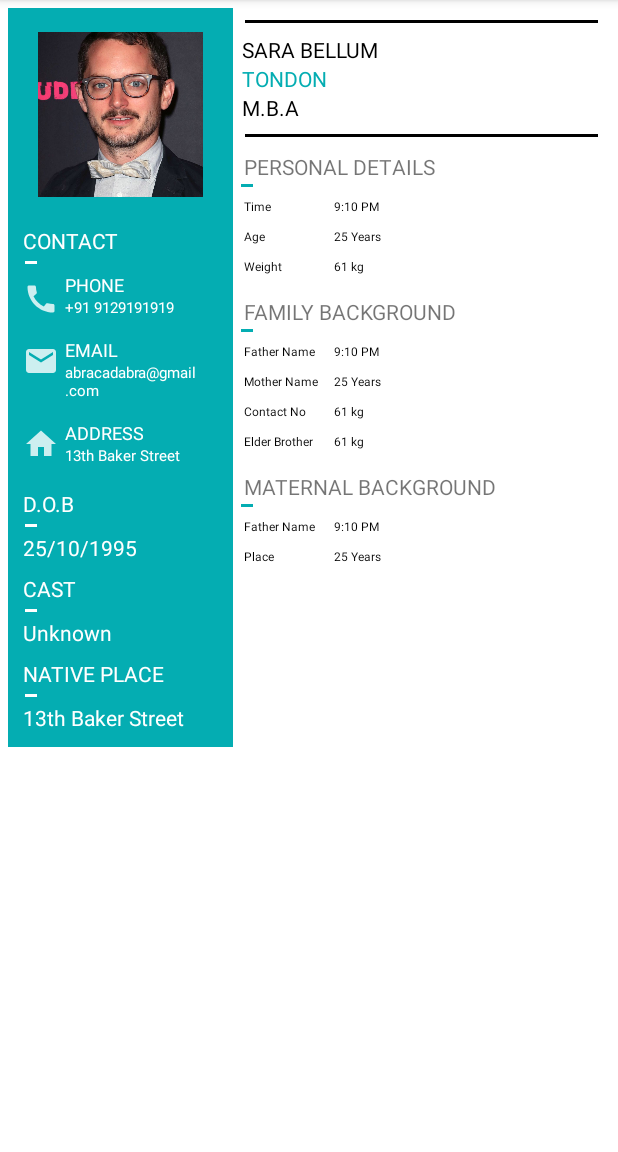
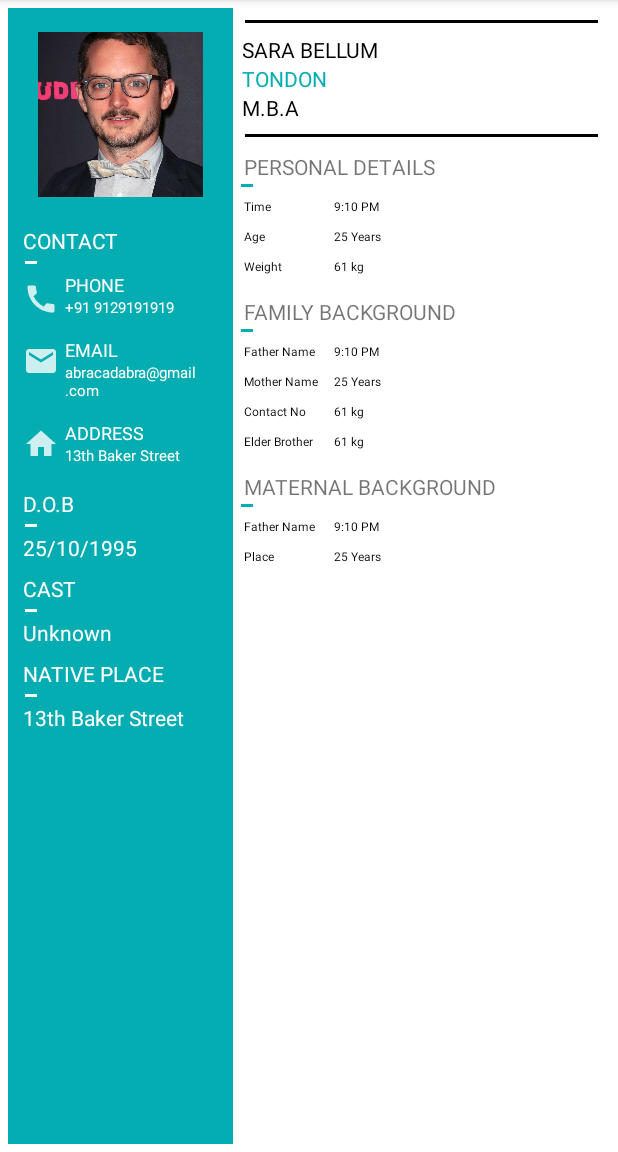
Before and after one commit to Ananya-Misra/Aplplication, an Android app: the screen it shows after launch (MainActivity), on a phone screen of 412 x 824 dp, the part 84-1236 px from its top. Run offline under Robolectric (Android 15) with nearby library versions, the phone set to English and light mode, and no system bars.

Commit message:
final changes

```diff
--- a/app/src/main/res/layout/profile_of_man.xml
+++ b/app/src/main/res/layout/profile_of_man.xml
@@ -1,8 +1,5 @@
 <?xml version="1.0" encoding="utf-8"?>
-<ScrollView
-    android:layout_height="wrap_content"
-    android:layout_width="wrap_content"
-    xmlns:android="http://schemas.android.com/apk/res/android">
+
 <RelativeLayout xmlns:android="http://schemas.android.com/apk/res/android"
     android:id="@+id/rlRootLayout"
     android:padding="5dp"
@@ -508,4 +505,3 @@
     </RelativeLayout>
 
 </RelativeLayout>
-</ScrollView>
```
